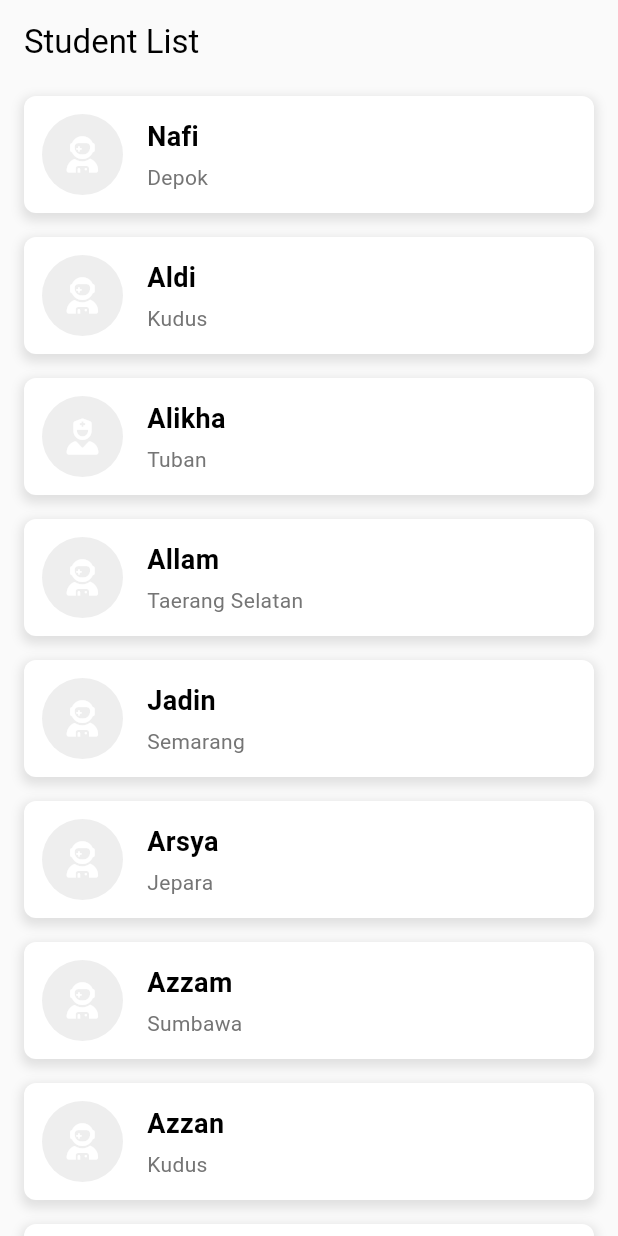
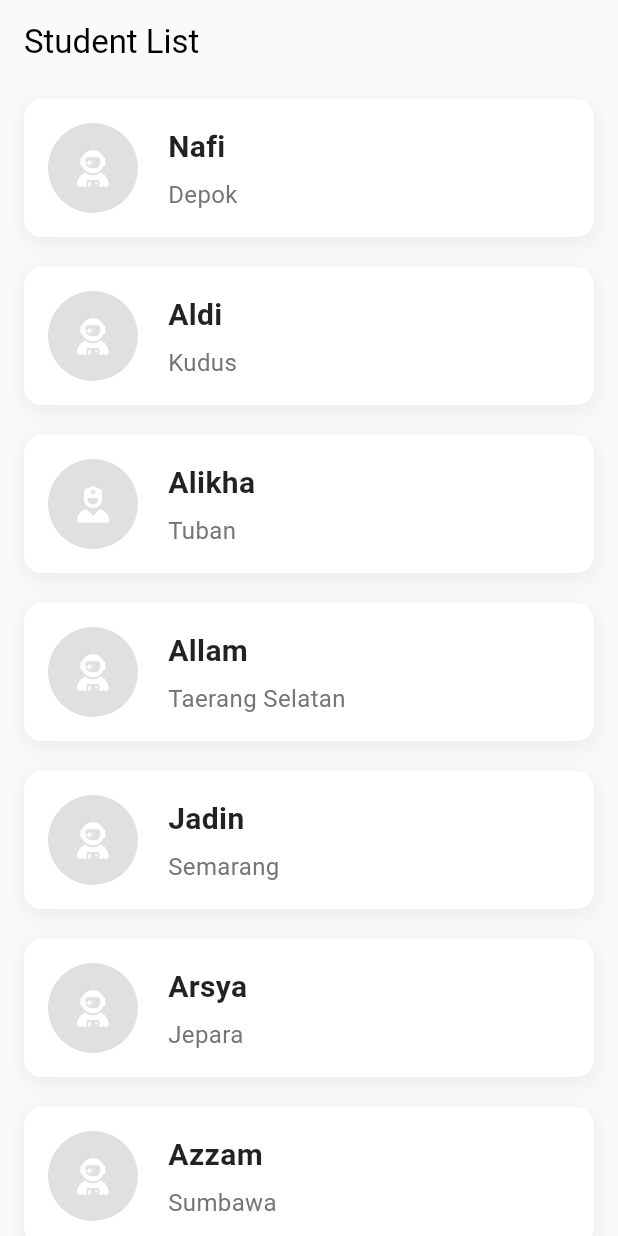
Before and after one commit to ForcesR2N/flutter_firebase, a Flutter app: the screen it shows after launch, on a phone screen of 412 x 824 dp. Run offline on Flutter 3.47's test engine with Material 3 defaults, Android fonts, the phone set to English and light mode, and no system bars; our stand-ins replace font_awesome_flutter.

Commit message:
fix sizedbox ui

```diff
--- a/lib/components/adapter_siswa.dart
+++ b/lib/components/adapter_siswa.dart
@@ -8,48 +8,52 @@ class AdapterSiswa extends StatelessWidget {
   @override
   Widget build(BuildContext context) {
     return Container(
-      margin: const EdgeInsets.symmetric(vertical: 8.0, horizontal: 16.0),
-      padding: const EdgeInsets.all(12.0),
+      margin: const EdgeInsets.symmetric(vertical: 10.0, horizontal: 16.0),
+      padding: const EdgeInsets.all(16.0),
       decoration: BoxDecoration(
         color: Colors.white,
-        borderRadius: BorderRadius.circular(8.0),
+        borderRadius: BorderRadius.circular(12.0),
         boxShadow: [
           BoxShadow(
-            color: Colors.black.withOpacity(0.1),
+            color: Colors.black.withOpacity(0.05),
             spreadRadius: 2,
-            blurRadius: 5,
-            offset: const Offset(0, 3),
+            blurRadius: 10,
+            offset: const Offset(0, 4),
           ),
         ],
       ),
       child: Row(
+        crossAxisAlignment: CrossAxisAlignment.center,
         children: [
           CircleAvatar(
-            radius: 27,
-            backgroundColor: Colors.grey.shade200,
+            radius: 30,
+            backgroundColor: Colors.grey.shade300,
             child: modelStudent.icon,
           ),
-          const SizedBox(width: 16),
-          Column(
-            mainAxisAlignment: MainAxisAlignment.start,
+          const SizedBox(width: 20),
+          Expanded(
+            child: Column(
               crossAxisAlignment: CrossAxisAlignment.start,
               children: [
                 Text(
                   modelStudent.name,
                   style: const TextStyle(
-                    fontSize: 18,
-                    fontWeight: FontWeight.bold,
-                    color: Colors.black),
+                    fontSize: 20,
+                    fontWeight: FontWeight.w600,
+                    color: Colors.black87,
                   ),
-              const SizedBox(height: 4),
+                ),
+                const SizedBox(height: 6),
                 Text(
                   modelStudent.address,
                   style: TextStyle(
-                  fontSize: 14,
+                    fontSize: 16,
                     color: Colors.grey.shade600,
+                    height: 1.4,
                   ),
                 ),
               ],
+            ),
           ),
         ],
       ),
```
Lines whose indentation alone changed are shown as unchanged.
